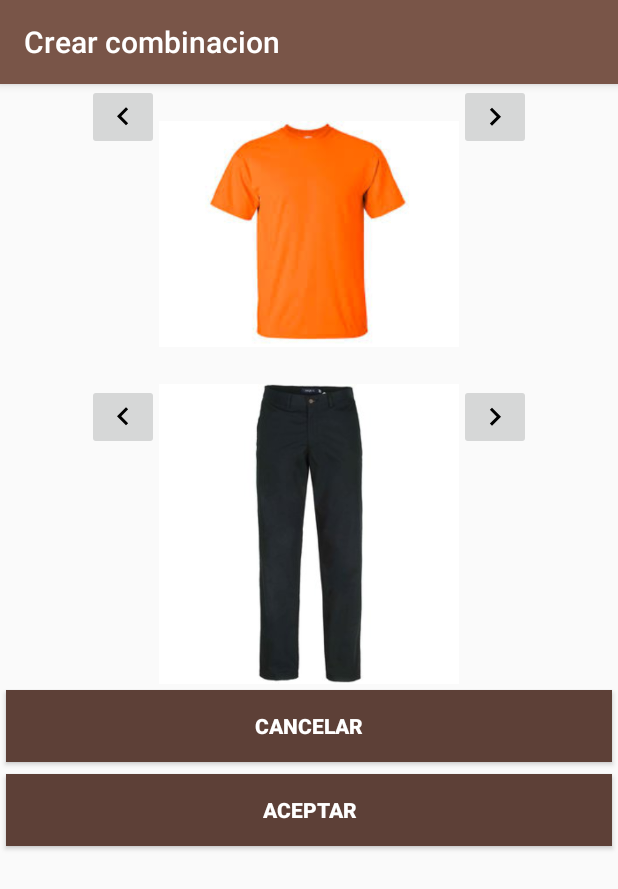
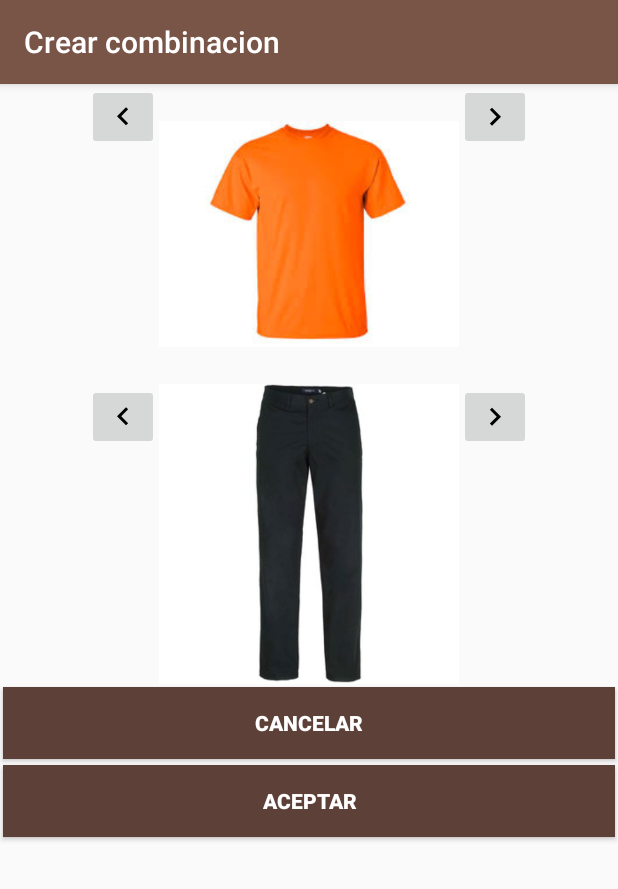
Before and after one commit to Masdz/Kenti, an Android app: the CombinarActivity screen opened directly, with no data from a screen before it, on a phone screen of 412 x 824 dp. Shown: the top 889 px of the screen. Run offline under Robolectric (Android 15) with nearby library versions, the phone set to English and light mode, and no system bars.

```diff
--- a/app/src/main/res/layout/activity_filtros.xml
+++ b/app/src/main/res/layout/activity_filtros.xml
@@ -5,7 +5,6 @@
     android:layout_width="match_parent"
     android:layout_height="match_parent"
     android:gravity="center"
-    android:padding="8dp"
     tools:context="kenti.kaktia.com.kenti.FiltrosActivity">
 
     <Button
@@ -24,6 +23,7 @@
         <LinearLayout
             android:layout_width="wrap_content"
             android:layout_height="wrap_content"
+            android:padding="8dp"
             android:orientation="vertical">
 
             <TextView
--- a/app/src/main/res/values/styles.xml
+++ b/app/src/main/res/values/styles.xml
@@ -36,7 +36,7 @@
         <item name="android:layout_height">wrap_content</item>
         <item name="android:background">@color/primary_dark</item>
         <item name="android:textColor">@color/icons</item>
-        <item name="android:layout_margin">4dp</item>
+        <item name="android:layout_margin">2dp</item>
         <item name="android:textStyle">bold</item>
     </style>
     <style name="cuadricula">
```
